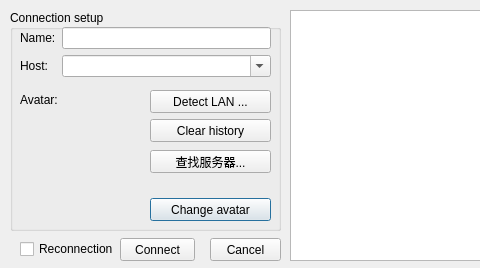
The window that src/dialog/connectiondialog.ui (sinqz/QSanguosha-v2-Notify) describes before a commit, drawn with Qt 5; both pictures show x 0 to 480 and y 0 to 268 of the 780 by 268 pixel window.
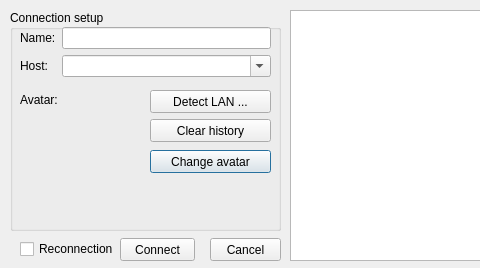
The same window after the commit.

What changed in the file:
```diff
--- a/src/dialog/connectiondialog.ui
+++ b/src/dialog/connectiondialog.ui
@@ -67,7 +67,7 @@
     <property name="geometry">
      <rect>
       <x>140</x>
-      <y>188</y>
+      <y>140</y>
       <width>121</width>
       <height>23</height>
      </rect>
@@ -108,7 +108,7 @@
       <x>10</x>
       <y>17</y>
       <width>251</width>
-      <height>51</height>
+      <height>69</height>
      </rect>
     </property>
     <layout class="QFormLayout" name="formLayout">
@@ -141,19 +141,6 @@
      </item>
     </layout>
    </widget>
-   <widget class="QPushButton" name="pushButtonFindServer">
-    <property name="geometry">
-     <rect>
-      <x>140</x>
-      <y>140</y>
-      <width>121</width>
-      <height>23</height>
-     </rect>
-    </property>
-    <property name="text">
-     <string>查找服务器...</string>
-    </property>
-   </widget>
   </widget>
   <widget class="QListWidget" name="avatarList">
    <property name="geometry">
```
